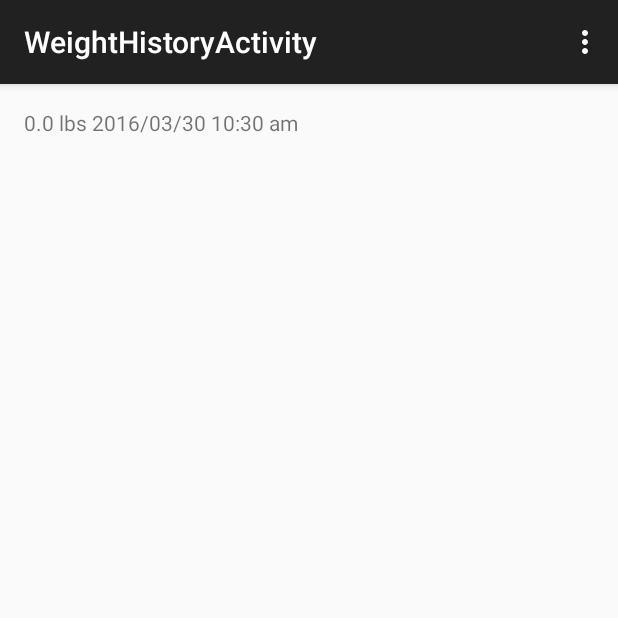
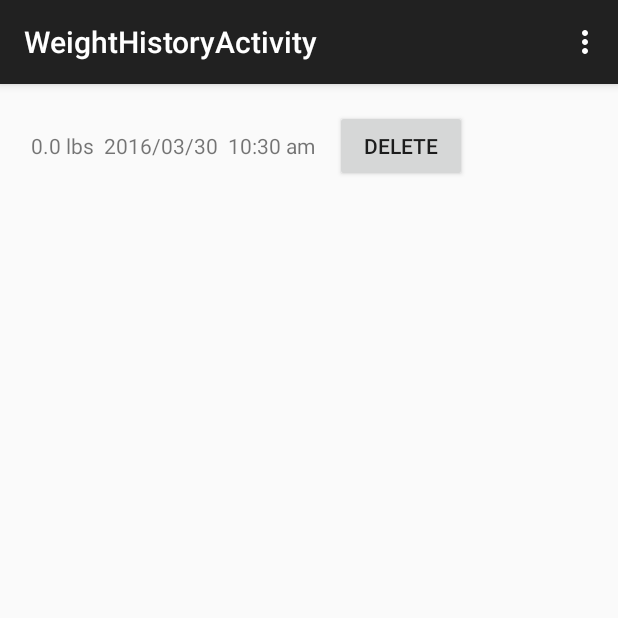
Before and after one commit to leiboldm/BulkTracker, an Android app: the WeightHistoryActivity screen opened directly, with no data from a screen before it, on a phone screen of 412 x 824 dp, the top half of it. Run offline under Robolectric (Android 15) with nearby library versions, the phone set to English and light mode, and no system bars.

Commit message:
Added ability to delete weight entries

```diff
--- a/app/src/main/java/com/mattleibold/bulktracker/DBHelper.java
+++ b/app/src/main/java/com/mattleibold/bulktracker/DBHelper.java
@@ -18,34 +18,36 @@ public class DBHelper extends SQLiteOpenHelper {
     private static final String DATABASE_NAME = "BulkTrackerDB.db";
 
     public static class WeightEntry implements BaseColumns {
-        public static final String WEIGHT_TABLE_NAME = "WeightHistory";
+        public static final String TABLE_NAME = "WeightHistory";
         public static final String ID_COLUMN_NAME = "id";
         public static final String POUNDS_COLUMN_NAME = "Pounds";
         public static final String DATE_COLUMN_NAME = "Date";
         public static final String TIME_COLUMN_NAME = "Time";
         public static final String COMMENT_COLUMN_NAME = "Comment";
         public static final String CREATE_TABLE_SQL =
-                "CREATE TABLE " + WEIGHT_TABLE_NAME + "( " + ID_COLUMN_NAME +
+                "CREATE TABLE " + TABLE_NAME + "( " + ID_COLUMN_NAME +
                         " integer primary key, " + POUNDS_COLUMN_NAME + " real, " +
                         DATE_COLUMN_NAME + " text, " + TIME_COLUMN_NAME + " integer, " +
                         COMMENT_COLUMN_NAME + " text)";
 
         public static final String DROP_TABLE_SQL =
-                "DROP TABLE IF EXISTS " + WEIGHT_TABLE_NAME;
+                "DROP TABLE IF EXISTS " + TABLE_NAME;
 
-        public static final String GET_ALL_SQL = "SELECT * FROM " + WEIGHT_TABLE_NAME +
+        public static final String GET_ALL_SQL = "SELECT * FROM " + TABLE_NAME +
                 " ORDER BY DATE ASC, TIME ASC";
 
         public double weight;
         public String date;
         public int time; // time of day in seconds (between 0 and 60 * 60 * 24)
         public String comment;
+        public int id;
 
         public WeightEntry(double w_in, String d_in, int t_in, String c_in) {
-            weight = w_in;
-            date = d_in;
-            time = t_in;
-            comment = c_in;
+            weight = w_in; date = d_in; time = t_in; comment = c_in;
+        }
+
+        public WeightEntry(double w_in, String d_in, int t_in, String c_in, int id_in) {
+            weight = w_in; date = d_in; time = t_in; comment = c_in; id = id_in;
         }
 
         public String makeTimeString() {
@@ -59,11 +61,11 @@ public class DBHelper extends SQLiteOpenHelper {
                 meridiem = "pm";
             } else if (hours == 12) {
                 meridiem = "pm";
+            } else if (hours == 0) {
+                hours = 12;
             }
-
             return String.valueOf(hours) + ":" + minuteStr + " " + meridiem;
         }
-
     }
 
     public DBHelper(Context context) {
@@ -86,8 +88,14 @@ public class DBHelper extends SQLiteOpenHelper {
         cv.put(WeightEntry.DATE_COLUMN_NAME, date);
         cv.put(WeightEntry.TIME_COLUMN_NAME, time);
         cv.put(WeightEntry.COMMENT_COLUMN_NAME, comment);
-        long row_id = db.insert(WeightEntry.WEIGHT_TABLE_NAME, null, cv);
+        long row_id = db.insert(WeightEntry.TABLE_NAME, null, cv);
         return row_id != -1;
+    }
+
+    public boolean deleteWeightEntry(int row_id) {
+        SQLiteDatabase db = this.getWritableDatabase();
+        return db.delete(WeightEntry.TABLE_NAME,
+                WeightEntry.ID_COLUMN_NAME + " = " + row_id, null) > 0;
     }
 
     public ArrayList<WeightEntry> getAllWeights() {
@@ -101,13 +109,11 @@ public class DBHelper extends SQLiteOpenHelper {
             String date = res.getString(res.getColumnIndex(WeightEntry.DATE_COLUMN_NAME));
             int time = res.getInt(res.getColumnIndex(WeightEntry.TIME_COLUMN_NAME));
             String comment = res.getString(res.getColumnIndex(WeightEntry.COMMENT_COLUMN_NAME));
-            WeightEntry entry = new WeightEntry(pounds, date, time, comment);
+            int id = res.getInt(res.getColumnIndex(WeightEntry.ID_COLUMN_NAME));
+            WeightEntry entry = new WeightEntry(pounds, date, time, comment, id);
             weights.add(entry);
             res.moveToNext();
         }
         return weights;
-
     }
-
-
 }
--- a/app/src/main/java/com/mattleibold/bulktracker/WeightEntryActivity.java
+++ b/app/src/main/java/com/mattleibold/bulktracker/WeightEntryActivity.java
@@ -65,7 +65,7 @@ public class WeightEntryActivity extends ActionBarActivity {
         DateFormat df = new SimpleDateFormat("yyyy/MM/dd");
         String date = df.format(calendar.getTime());
         db.insertWeight(pounds, date, time, default_comment);
-        Log.d("BULKTRACKER", "Weight added: " + String.valueOf(pounds));
+        Log.d("BTLOG", "Weight added: " + String.valueOf(pounds));
 
         Intent intent = new Intent(this, WeightHistoryActivity.class);
         startActivity(intent);
--- a/app/src/main/java/com/mattleibold/bulktracker/WeightHistoryActivity.java
+++ b/app/src/main/java/com/mattleibold/bulktracker/WeightHistoryActivity.java
@@ -1,17 +1,25 @@
 package com.mattleibold.bulktracker;
 
+import android.app.AlertDialog;
+import android.content.DialogInterface;
 import android.support.v7.app.ActionBarActivity;
 import android.os.Bundle;
 import android.util.Log;
 import android.view.Menu;
 import android.view.MenuItem;
+import android.view.View;
+import android.view.ViewGroup;
+import android.view.ViewParent;
+import android.widget.Button;
 import android.widget.LinearLayout;
+import android.widget.TableLayout;
+import android.widget.TableRow;
 import android.widget.TextView;
 
 import java.util.ArrayList;
 
 
-public class WeightHistoryActivity extends ActionBarActivity {
+public class WeightHistoryActivity extends ActionBarActivity implements View.OnClickListener {
 
     @Override
     protected void onCreate(Bundle savedInstanceState) {
@@ -44,18 +52,87 @@ public class WeightHistoryActivity extends ActionBarActivity {
     @Override
     protected void onStart() {
         super.onStart();
+        refreshTable();
+    }
 
-        LinearLayout layout = (LinearLayout) findViewById(R.id.weightHistoryLayout);
+    public void refreshTable() {
+        TableLayout layout = (TableLayout) findViewById(R.id.weightHistoryTable);
         if (layout.getChildCount() > 0) layout.removeAllViews();
         DBHelper db = new DBHelper(getApplicationContext());
         ArrayList<DBHelper.WeightEntry> weights = db.getAllWeights();
-        Log.d("BULKTRACKER", "weights.size() = " + String.valueOf(weights.size()));
+        Log.d("BTLOG", "weights.size() = " + String.valueOf(weights.size()));
+
+        TableLayout.LayoutParams table_lp = new TableLayout.LayoutParams(
+                TableLayout.LayoutParams.WRAP_CONTENT,
+                TableLayout.LayoutParams.WRAP_CONTENT);
+
+        TableRow.LayoutParams table_row_lp = new TableRow.LayoutParams(
+                TableRow.LayoutParams.WRAP_CONTENT,
+                TableRow.LayoutParams.WRAP_CONTENT);
+        table_row_lp.setMargins(5, 0, 5, 0);
+
         for (DBHelper.WeightEntry we : weights) {
-            TextView tv = new TextView(this);
-            tv.setText("" + we.weight + " lbs " + we.date + " " + we.makeTimeString());
-            tv.setLayoutParams(new LinearLayout.LayoutParams(LinearLayout.LayoutParams.MATCH_PARENT,
-                    LinearLayout.LayoutParams.WRAP_CONTENT));
-            layout.addView(tv);
+            TableRow tr = new TableRow(this);
+
+            TextView weightView = new TextView(this);
+            weightView.setText("" + we.weight + " lbs");
+
+            TextView dateView = new TextView(this);
+            dateView.setText(we.date);
+
+            TextView timeView = new TextView(this);
+            timeView.setText(we.makeTimeString());
+
+            TextView commentView = new TextView(this);
+            commentView.setText(we.comment);
+
+            Button deleteButton = new Button(this);
+            deleteButton.setText(R.string.delete);
+            deleteButton.setId(we.id);
+            deleteButton.setTag("deleteButton");
+            deleteButton.setOnClickListener(this);
+
+            tr.addView(weightView, table_row_lp);
+            tr.addView(dateView, table_row_lp);
+            tr.addView(timeView, table_row_lp);
+            tr.addView(commentView, table_row_lp);
+            tr.addView(deleteButton, table_row_lp);
+            layout.addView(tr, table_lp);
+            Log.d("BTLOG", "Drawing TableRow " + we.weight + " " + we.date);
         }
     }
+
+    @Override
+    public void onClick(View view) {
+        if (view.getTag() == "deleteButton") {
+            AlertDialog confirmDelete = confirmDeleteDialog(view);
+            confirmDelete.show();
+        }
+    }
+
+    public AlertDialog confirmDeleteDialog(final View view) {
+        AlertDialog dialog = new AlertDialog.Builder(this)
+                .setTitle(R.string.delete)
+                .setMessage(R.string.confirm_delete)
+                .setPositiveButton(R.string.yes, new DialogInterface.OnClickListener() {
+                    public void onClick(DialogInterface d, int whichButton) {
+                        int id = view.getId();
+                        DBHelper db = new DBHelper(getApplicationContext());
+                        boolean success = db.deleteWeightEntry(id);
+                        if (success) {
+                            ViewGroup table = (ViewGroup) view.getParent().getParent();
+                            ViewGroup table_row = (ViewGroup) view.getParent();
+                            table.removeView(table_row);
+                        }
+                        d.dismiss();
+                    }
+                })
+                .setNegativeButton(R.string.no, new DialogInterface.OnClickListener() {
+                    public void onClick(DialogInterface d, int whichButton) {
+                        d.dismiss();
+                    }
+                })
+                .create();
+        return dialog;
+    }
 }
--- a/app/src/main/res/layout/activity_weight_history.xml
+++ b/app/src/main/res/layout/activity_weight_history.xml
@@ -8,7 +8,21 @@
     android:id="@+id/weightHistoryLayout"
     tools:context="com.mattleibold.bulktracker.WeightHistoryActivity">
 
-    <TextView android:text="@string/app_name" android:layout_width="wrap_content"
-        android:layout_height="wrap_content" />
+    <TableLayout xmlns:android="http://schemas.android.com/apk/res/android"
+        android:id = "@+id/weightHistoryTable"
+        android:layout_width="match_parent"
+        android:layout_height="match_parent"
+        android:layout_weight="0"
+        android:padding="1dp" >
+
+        <TableRow android:layout_height="wrap_content">
+            <TextView android:text="Weight"></TextView>
+            <TextView android:text="Date"></TextView>
+            <TextView android:text="Time"></TextView>
+            <TextView android:text="Comment"></TextView>
+            <TextView android:text="Edit"></TextView>
+        </TableRow>
+
+    </TableLayout>
 
 </LinearLayout>
--- a/app/src/main/res/values/strings.xml
+++ b/app/src/main/res/values/strings.xml
@@ -13,4 +13,8 @@
     <string name="enter">Enter</string>
     <string name="hello_world">Hello world!</string>
     <string name="title_activity_weight_history">WeightHistoryActivity</string>
+    <string name="delete">delete</string>
+    <string name="yes">yes</string>
+    <string name="no">no</string>
+    <string name="confirm_delete">Are you sure you want to delete?</string>
 </resources>
```
